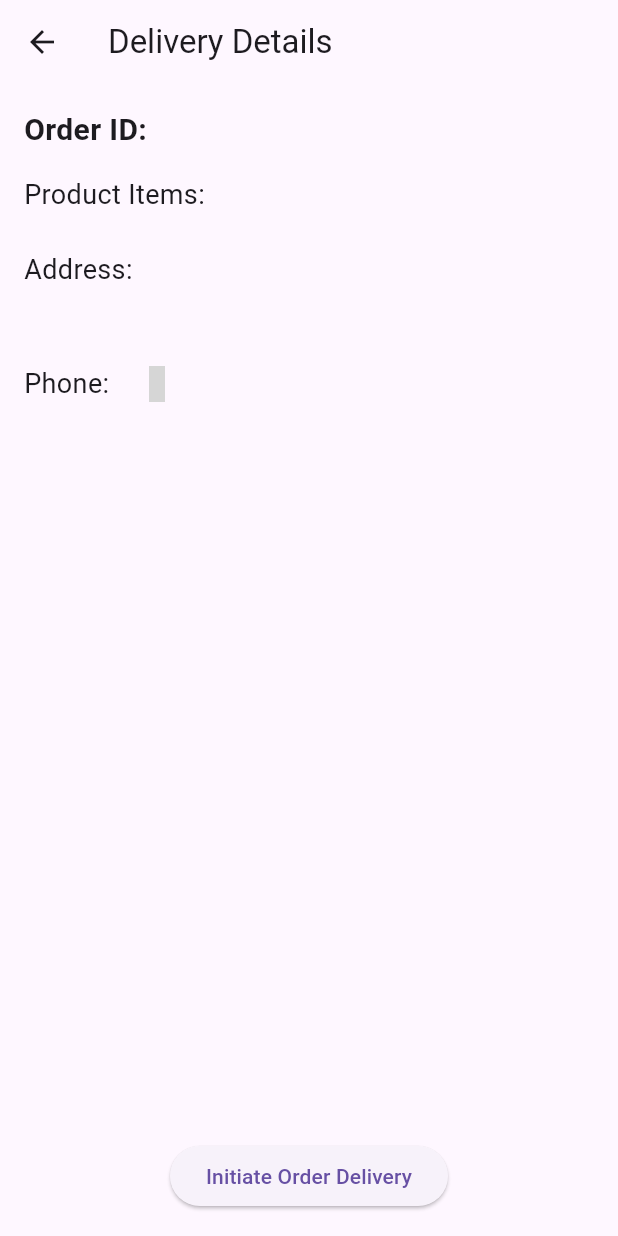
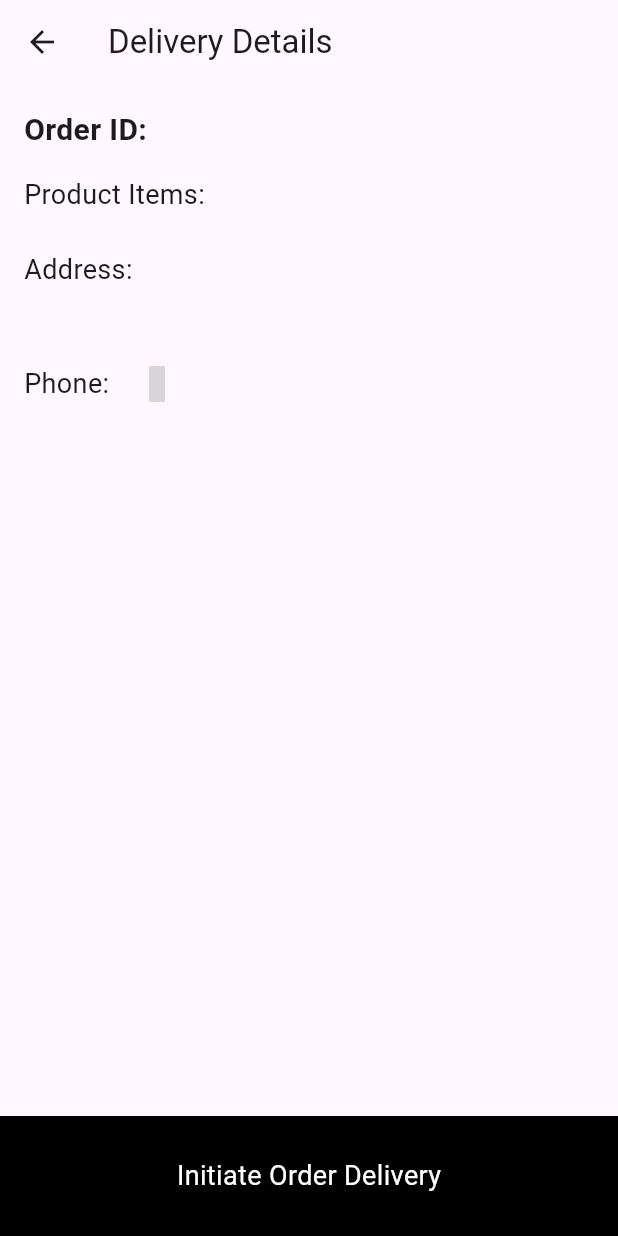
Before and after one commit to Tosin8/stride_delivery, a Flutter app: the DeliveryDetails screen opened directly with empty values, on a phone screen of 412 x 824 dp. Run offline on Flutter 3.47's test engine with Material 3 defaults, Android fonts, the phone set to English and light mode, and no system bars; our stand-ins replace animate_do, cloud_firestore, connectivity_plus, firebase_auth, firebase_core, firebase_storage and 10 more; accounts and stored records are empty; network calls fail; project files that could hold a hidden picture were left out; grey boxes are pictures that could not be loaded.

Commit message:
Update deliveries.dart

```diff
--- a/lib/screens/deliveries.dart
+++ b/lib/screens/deliveries.dart
@@ -234,6 +234,19 @@ class DeliveryDetails extends StatelessWidget {
       appBar: AppBar(
         title: const Text('Delivery Details'),
       ),
+      bottomSheet: GestureDetector(
+        onTap: () {
+
+        },
+        child: Container(
+          decoration: const BoxDecoration(color: Colors.black),
+          width: double.infinity,
+          height: 80,
+          padding: const EdgeInsets.all(16.0),
+          child: const Align(child: Text('Initiate Order Delivery',
+          style: TextStyle(color: Colors.white, fontSize: 18),)),
+        ),
+      ),
       body: Padding(
         padding: const EdgeInsets.all(16.0),
         child: Column(
@@ -275,15 +288,7 @@ class DeliveryDetails extends StatelessWidget {
                 ),
               ],
             ),
-            const Spacer(),
-            Center(
-              child: ElevatedButton(
-                onPressed: () {
-                  // Initiate delivery logic
-                },
-                child: const Text('Initiate Order Delivery'),
-              ),
-            ),
+
           ],
         ),
       ),
```
